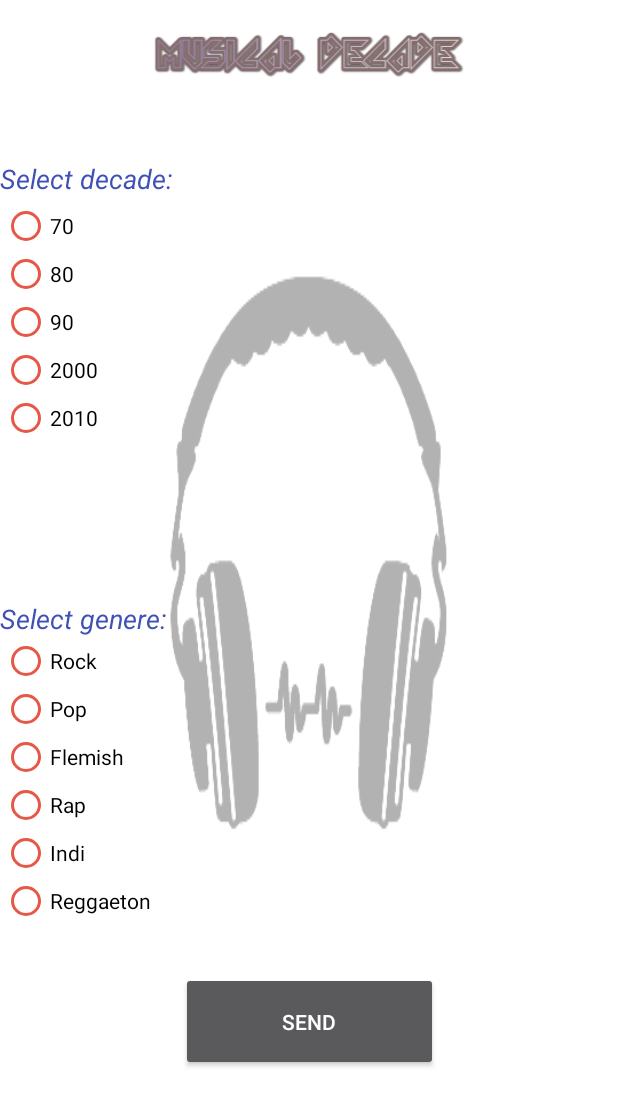
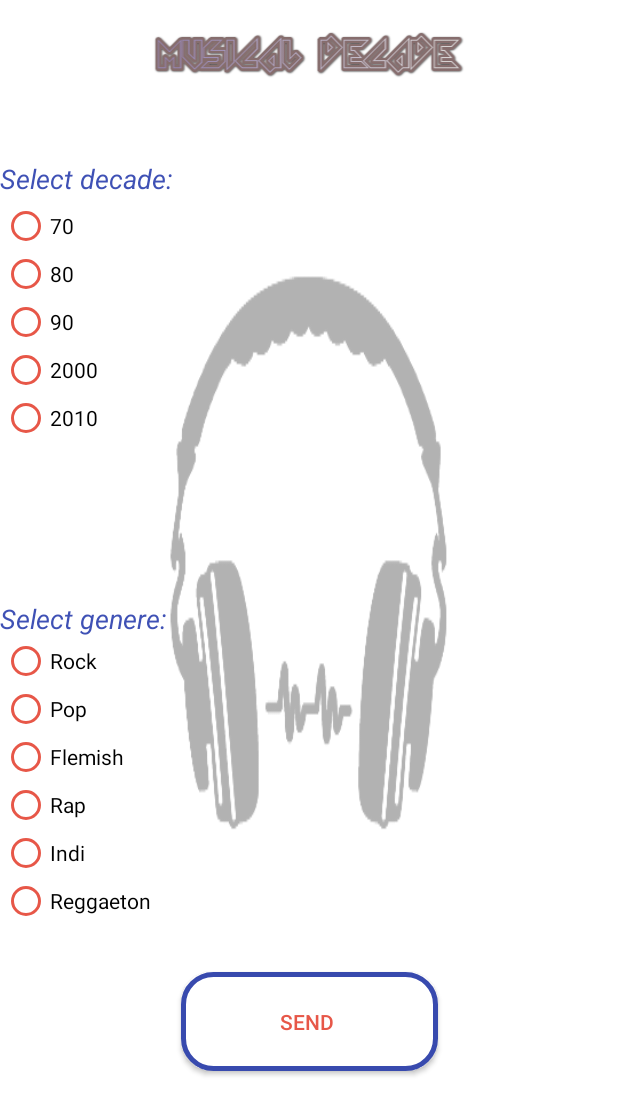
Before and after one commit to Pabloms06/ProyectoFinal_PabloMarcos, an Android app: the screen it shows after launch (MainActivity), on a phone screen of 412 x 824 dp. Shown: the top 1115 px of the screen. Run offline under Robolectric (Android 15) with nearby library versions, the phone set to English and light mode, and no system bars.

Commit message:
Ultima actualización

```diff
--- a/app/src/main/AndroidManifest.xml
+++ b/app/src/main/AndroidManifest.xml
@@ -22,6 +22,6 @@
             </intent-filter>
         </activity>
         <activity android:name=".MainActivity" android:screenOrientation="portrait"/>
-        <activity android:name=".MainActivity2"/>
+        <activity android:name=".MainActivity2" />
     </application>
 </manifest>
--- a/app/src/main/java/com/example/proyectofinal_pablomarcos/GetAllMusic.kt
+++ b/app/src/main/java/com/example/proyectofinal_pablomarcos/GetAllMusic.kt
@@ -19,7 +19,7 @@ class GetAllMusic {
 
             val client = OkHttpClient()
 
-            val url = "https://4ce5a1addedb.ngrok.io/musica/"   //enlace generado con NGROK
+            val url = "https://2c224e10611b.ngrok.io/musica/"   //enlace generado con NGROK
             val request = Request.Builder()
                 .url(url)
                 .build()
--- /dev/null
+++ b/app/src/main/res/drawable/boton_redondo.xml
@@ -0,0 +1,15 @@
+<?xml version="1.0" encoding="utf-8"?>
+<shape xmlns:android="http://schemas.android.com/apk/res/android" android:shape="rectangle">
+    <solid android:color="#FFFFFF"/>
+
+    <stroke android:width="3dp"
+        android:color="#384AAE"/>
+
+    <padding android:left="1dp"
+        android:top="4dp"
+        android:right="4dp"
+        android:bottom="4dp"
+        />
+
+    <corners android:radius="30px"/>
+</shape>
--- a/app/src/main/res/layout/activity_main.xml
+++ b/app/src/main/res/layout/activity_main.xml
@@ -188,7 +188,9 @@
         android:layout_width="171dp"
         android:layout_height="66dp"
         android:text="@string/send"
+        android:background="@drawable/boton_redondo"
         app:layout_constraintBottom_toBottomOf="parent"
+        android:textColor="@color/color"
         app:layout_constraintEnd_toEndOf="parent"
         app:layout_constraintStart_toStartOf="parent"
         app:layout_constraintTop_toBottomOf="@+id/radiogroup"
```
Also changed, not shown: app/src/main/java/com/example/proyectofinal_pablomarcos/MainActivity.kt (+7 -6 lines), app/src/main/java/com/example/proyectofinal_pablomarcos/MainActivity2.kt (+7 -20 lines), app/src/main/java/com/example/proyectofinal_pablomarcos/MusicAdapter.kt (+3 -12 lines), app/src/main/res/layout/music_layout.xml (+9 -8 lines).
